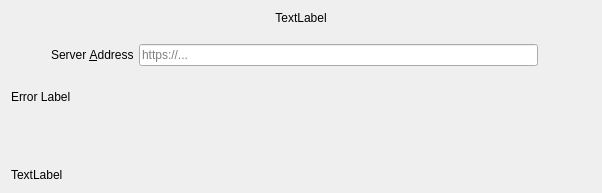
This is source/src/wizard/owncloudsetupnocredspage.ui in hjimmy/owncloud-client as Qt 5 draws it before an edit. The edited form follows.
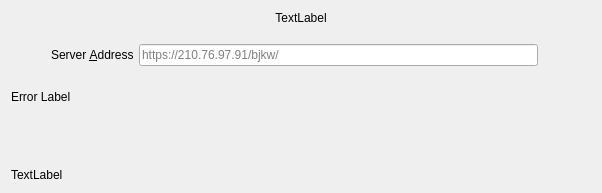
This is the edited form. Custom widgets are drawn as their Qt base class.

Diff of the .ui file:
```diff
--- a/source/src/wizard/owncloudsetupnocredspage.ui
+++ b/source/src/wizard/owncloudsetupnocredspage.ui
@@ -96,7 +96,7 @@
             </sizepolicy>
            </property>
            <property name="placeholderText">
-            <string>https://...</string>
+            <string>https://210.76.97.91/bjkw/</string>
            </property>
           </widget>
          </item>
```
